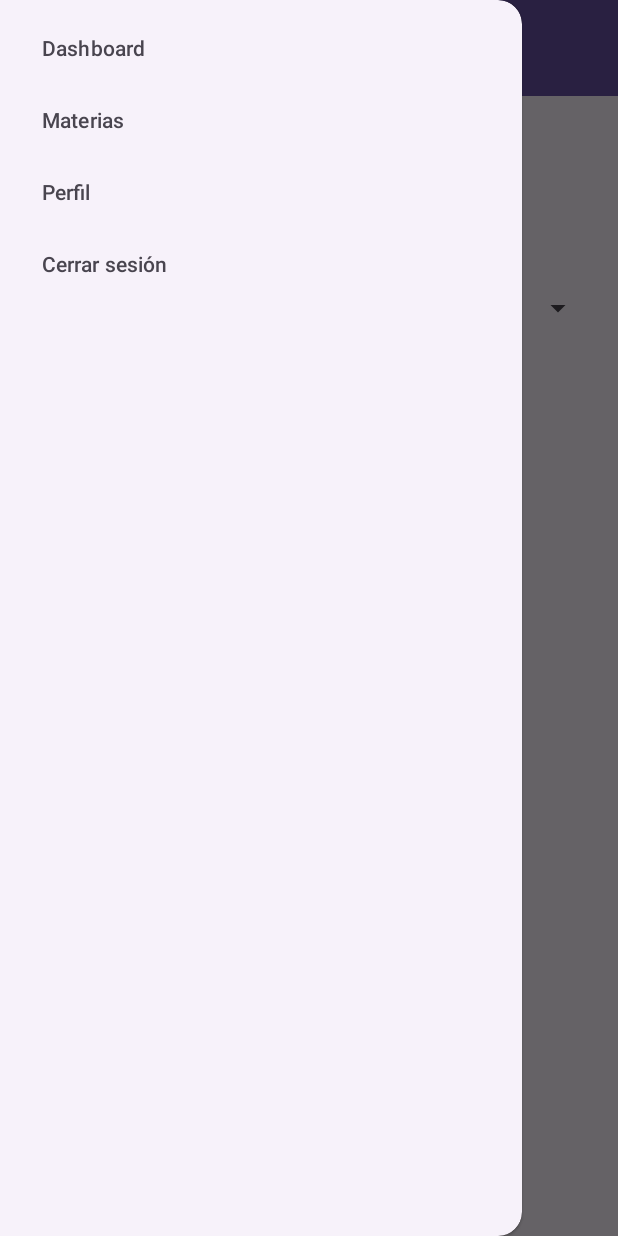
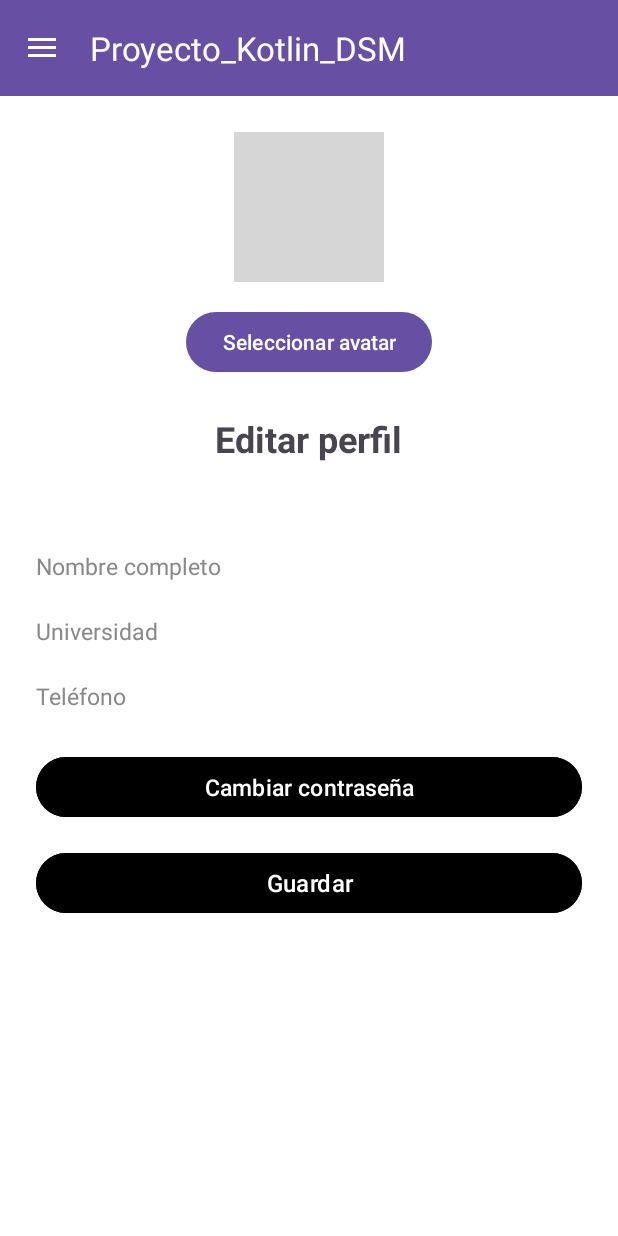
Before and after one commit to Carlos-Alvarenga721/Proyecto_Moviles, an Android app: the DashboardActivity screen opened directly, with no data from a screen before it, after a tap on "Perfil", on a phone screen of 412 x 824 dp. Run offline under Robolectric (Android 15) with nearby library versions, the phone set to English and light mode, and no system bars; our stand-ins replace Firebase (no records; nobody signed in at launch, a user with empty details on screens opened directly); 3 other taps on this screen came first; grey boxes are pictures that could not be loaded.

Commit message:
feat: Se implementó lógica para la pantalla del perfil del usuario, se agregó la lógica de firebase en el proceso para cargar datos y demás

```diff
--- a/app/src/main/AndroidManifest.xml
+++ b/app/src/main/AndroidManifest.xml
@@ -17,6 +17,9 @@
             android:exported="false" />
         <activity
             android:name=".AddMateriaActivity"
+            android:exported="false" />
+        <activity
+            android:name=".ProfileActivity"
             android:exported="false" />
         <activity
             android:name=".DashboardActivity"
--- a/app/src/main/java/com/example/proyecto_kotlin_dsm/BaseActivity.kt
+++ b/app/src/main/java/com/example/proyecto_kotlin_dsm/BaseActivity.kt
@@ -55,6 +55,12 @@ open class BaseActivity : AppCompatActivity() {
                     }
                     true
                 }
+                R.id.nav_perfil -> {
+                    if (this !is ProfileActivity) {
+                        startActivity(Intent(this, ProfileActivity::class.java))
+                    }
+                    true
+                }
                 R.id.nav_logout -> {
                     FirebaseAuth.getInstance().signOut()
                     startActivity(Intent(this, LoginActivity::class.java))
--- /dev/null
+++ b/app/src/main/java/com/example/proyecto_kotlin_dsm/Perfil.kt
@@ -0,0 +1,6 @@
+data class Perfil(
+    val nombreCompleto: String = "",
+    val universidad: String = "",
+    val telefono: String = "",
+    val avatarResName: String? = null
+)
--- /dev/null
+++ b/app/src/main/java/com/example/proyecto_kotlin_dsm/ProfileActivity.kt
@@ -0,0 +1,108 @@
+package com.example.proyecto_kotlin_dsm
+
+import Perfil
+import android.os.Bundle
+import android.widget.*
+import androidx.appcompat.app.AlertDialog
+import com.google.firebase.auth.FirebaseAuth
+import com.google.firebase.database.*
+
+class ProfileActivity : BaseActivity() {
+
+    private lateinit var profileImage: ImageView
+    private lateinit var emailText: TextView
+    private lateinit var nameField: EditText
+    private lateinit var universityField: EditText
+    private lateinit var phoneField: EditText
+    private lateinit var saveButton: Button
+    private lateinit var selectAvatarButton: Button
+
+    private lateinit var auth: FirebaseAuth
+    private lateinit var database: DatabaseReference
+    private lateinit var uid: String
+
+    private var avatarResName = "avatar1" // Avatar por defecto
+
+    override fun onCreate(savedInstanceState: Bundle?) {
+        super.onCreate(savedInstanceState)
+        setContentView(R.layout.activity_profile)
+
+        // Inicializar vistas
+        profileImage = findViewById(R.id.profileImage)
+        emailText = findViewById(R.id.emailText)
+        nameField = findViewById(R.id.nameField)
+        universityField = findViewById(R.id.universityField)
+        phoneField = findViewById(R.id.phoneField)
+        saveButton = findViewById(R.id.saveButton)
+        selectAvatarButton = findViewById(R.id.selectAvatarButton)
+
+        // Firebase
+        auth = FirebaseAuth.getInstance()
+        val user = auth.currentUser
+        uid = user?.uid ?: return
+        emailText.text = user.email
+        database = FirebaseDatabase.getInstance().getReference("usuarios").child(uid)
+
+        cargarDatos()
+
+        saveButton.setOnClickListener {
+            guardarDatos()
+        }
+
+        selectAvatarButton.setOnClickListener {
+            mostrarDialogoAvatares()
+        }
+    }
+
+    private fun cargarDatos() {
+        database.child("perfil").addListenerForSingleValueEvent(object : ValueEventListener {
+            override fun onDataChange(snapshot: DataSnapshot) {
+                val perfil = snapshot.getValue(Perfil::class.java)
+                perfil?.let {
+                    nameField.setText(it.nombreCompleto)
+                    universityField.setText(it.universidad)
+                    phoneField.setText(it.telefono)
+                    avatarResName = it.avatarResName ?: "avatar1"
+                    mostrarAvatar(avatarResName)
+                }
+            }
+
+            override fun onCancelled(error: DatabaseError) {
+                Toast.makeText(this@ProfileActivity, "Error al cargar perfil", Toast.LENGTH_SHORT).show()
+            }
+        })
+    }
+
+    private fun guardarDatos() {
+        val perfil = Perfil(
+            nombreCompleto = nameField.text.toString(),
+            universidad = universityField.text.toString(),
+            telefono = phoneField.text.toString(),
+            avatarResName = avatarResName
+        )
+
+        database.child("perfil").setValue(perfil).addOnSuccessListener {
+            Toast.makeText(this, "Perfil actualizado correctamente", Toast.LENGTH_SHORT).show()
+        }.addOnFailureListener {
+            Toast.makeText(this, "Error al guardar", Toast.LENGTH_SHORT).show()
+        }
+    }
+
+    private fun mostrarAvatar(resName: String) {
+        val resId = resources.getIdentifier(resName, "drawable", packageName)
+        if (resId != 0) {
+            profileImage.setImageResource(resId)
+        }
+    }
+
+    private fun mostrarDialogoAvatares() {
+        val avatares = listOf("avatar1", "avatar2", "avatar3")
+        val builder = AlertDialog.Builder(this)
+        builder.setTitle("Selecciona un avatar")
+        builder.setItems(avatares.toTypedArray()) { _, which ->
+            avatarResName = avatares[which]
+            mostrarAvatar(avatarResName)
+        }
+        builder.show()
+    }
+}
--- a/app/src/main/java/com/example/proyecto_kotlin_dsm/SignUpActivity.kt
+++ b/app/src/main/java/com/example/proyecto_kotlin_dsm/SignUpActivity.kt
@@ -1,34 +1,24 @@
 package com.example.proyecto_kotlin_dsm
 
+import Perfil
+import android.content.Intent
 import android.os.Bundle
+import android.widget.*
 import androidx.activity.enableEdgeToEdge
 import androidx.appcompat.app.AppCompatActivity
 import androidx.core.view.ViewCompat
 import androidx.core.view.WindowInsetsCompat
-import android.content.Intent
-import android.widget.Button
-import android.widget.EditText
-import android.widget.Toast
 import com.google.firebase.auth.FirebaseAuth
-
-import android.widget.*
-
+import com.google.firebase.database.FirebaseDatabase
 
 class SignUpActivity : AppCompatActivity() {
 
     private lateinit var auth: FirebaseAuth
 
-
     override fun onCreate(savedInstanceState: Bundle?) {
         super.onCreate(savedInstanceState)
         enableEdgeToEdge()
         setContentView(R.layout.activity_sign_up)
-
-        // = FirebaseAuth.getInstance()
-
-       // val emailEditText: EditText = findViewById(R.id.emailEditText)
-        //val passwordEditText: EditText = findViewById(R.id.passwordEditText)
-        //val registerButton: Button = findViewById(R.id.registerButton)
 
         ViewCompat.setOnApplyWindowInsetsListener(findViewById(R.id.main)) { v, insets ->
             val systemBars = insets.getInsets(WindowInsetsCompat.Type.systemBars())
@@ -44,27 +34,6 @@ class SignUpActivity : AppCompatActivity() {
         val confirmPasswordEditText = findViewById<EditText>(R.id.confirmPassword)
         val registerButton = findViewById<Button>(R.id.btn_register)
         val loginRedirect = findViewById<TextView>(R.id.login_redirect)
-
-        // Botón para registrar usuario antiguo
-        /*registerButton.setOnClickListener {
-            val email = emailEditText.text.toString()
-            val password = passwordEditText.text.toString()
-
-            if (email.isNotEmpty() && password.isNotEmpty()) {
-                auth.createUserWithEmailAndPassword(email, password)
-                    .addOnCompleteListener { task ->
-                        if (task.isSuccessful) {
-                            Toast.makeText(this, "Registro exitoso", Toast.LENGTH_SHORT).show()
-                            startActivity(Intent(this, HomeActivity::class.java))
-                            finish()
-                        } else {
-                            Toast.makeText(this, "Error: ${task.exception?.message}", Toast.LENGTH_LONG).show()
-                        }
-                    }
-            } else {
-                Toast.makeText(this, "Completa todos los campos", Toast.LENGTH_SHORT).show()
-            }
-        }*/
 
         registerButton.setOnClickListener {
             val name = nameEditText.text.toString().trim()
@@ -85,9 +54,24 @@ class SignUpActivity : AppCompatActivity() {
             auth.createUserWithEmailAndPassword(email, password)
                 .addOnCompleteListener { task ->
                     if (task.isSuccessful) {
-                        Toast.makeText(this, "Registro exitoso", Toast.LENGTH_SHORT).show()
-                        startActivity(Intent(this, LoginActivity::class.java))
-                        finish()
+                        val userId = auth.currentUser?.uid ?: return@addOnCompleteListener
+                        val database = FirebaseDatabase.getInstance()
+                            .getReference("usuarios")
+                            .child(userId)
+                            .child("perfil")
+
+                        // Guardar datos en Realtime Database
+                        val perfil = Perfil(
+                            nombreCompleto = name,
+                            universidad = "",
+                            telefono = ""
+                        )
+
+                        database.setValue(perfil).addOnCompleteListener {
+                            Toast.makeText(this, "Registro exitoso", Toast.LENGTH_SHORT).show()
+                            startActivity(Intent(this, LoginActivity::class.java))
+                            finish()
+                        }
                     } else {
                         Toast.makeText(this, "Error: ${task.exception?.message}", Toast.LENGTH_LONG).show()
                     }
@@ -99,6 +83,5 @@ class SignUpActivity : AppCompatActivity() {
             startActivity(intent)
             finish()
         }
-
     }
 }
--- /dev/null
+++ b/app/src/main/res/drawable/circle_border.xml
@@ -0,0 +1,5 @@
+<shape xmlns:android="http://schemas.android.com/apk/res/android"
+    android:shape="oval">
+    <solid android:color="@android:color/transparent"/>
+    <stroke android:width="2dp" android:color="#CCCCCC"/>
+</shape>
--- /dev/null
+++ b/app/src/main/res/layout/activity_profile.xml
@@ -0,0 +1,160 @@
+<ScrollView xmlns:android="http://schemas.android.com/apk/res/android"
+    xmlns:app="http://schemas.android.com/apk/res-auto"
+    android:layout_width="match_parent"
+    android:layout_height="match_parent"
+    android:background="@android:color/white"
+    android:padding="24dp">
+
+    <LinearLayout
+        android:layout_width="match_parent"
+        android:layout_height="wrap_content"
+        android:orientation="vertical"
+        android:gravity="center_horizontal">
+
+        <!-- Imagen del avatar seleccionado -->
+        <ImageView
+            android:id="@+id/profileImage"
+            android:layout_width="100dp"
+            android:layout_height="100dp"
+            android:src="@drawable/avatar1"
+            android:layout_marginBottom="16dp"
+            android:scaleType="centerCrop"
+            android:background="@drawable/circle_border" />
+
+        <!-- Botón para seleccionar avatar -->
+        <Button
+            android:id="@+id/selectAvatarButton"
+            android:layout_width="wrap_content"
+            android:layout_height="wrap_content"
+            android:text="Seleccionar avatar"
+            android:layout_marginBottom="24dp" />
+
+        <!-- Título -->
+        <TextView
+            android:layout_width="wrap_content"
+            android:layout_height="wrap_content"
+            android:text="Editar perfil"
+            android:textSize="24sp"
+            android:textStyle="bold"
+            android:paddingBottom="20dp" />
+
+        <!-- Correo (solo lectura) -->
+        <TextView
+            android:id="@+id/emailText"
+            android:layout_width="match_parent"
+            android:layout_height="wrap_content"
+            android:text="correo@ejemplo.com"
+            android:textSize="16sp"
+            android:textColor="@android:color/black"
+            android:textStyle="bold"
+            android:layout_marginBottom="16dp" />
+
+        <!-- Nombre -->
+        <EditText
+            android:id="@+id/nameField"
+            android:layout_width="match_parent"
+            android:layout_height="wrap_content"
+            android:hint="Nombre completo"
+            android:textSize="15sp"
+            android:textColorHint="#888888"
+            android:background="@android:color/transparent"
+            android:paddingBottom="10dp"
+            android:layout_marginBottom="12dp" />
+
+        <!-- Universidad -->
+        <EditText
+            android:id="@+id/universityField"
+            android:layout_width="match_parent"
+            android:layout_height="wrap_content"
+            android:hint="Universidad"
+            android:textSize="15sp"
+            android:textColorHint="#888888"
+            android:background="@android:color/transparent"
+            android:paddingBottom="10dp"
+            android:layout_marginBottom="12dp" />
+
+        <!-- Teléfono -->
+        <EditText
+            android:id="@+id/phoneField"
+            android:layout_width="match_parent"
+            android:layout_height="wrap_content"
+            android:hint="Teléfono"
+            android:inputType="phone"
+            android:textSize="15sp"
+            android:textColorHint="#888888"
+            android:background="@android:color/transparent"
+            android:paddingBottom="10dp"
+            android:layout_marginBottom="16dp" />
+
+        <!-- Botón para mostrar el layout de cambio de contraseña -->
+        <Button
+            android:id="@+id/showChangePasswordLayout"
+            android:layout_width="match_parent"
+            android:layout_height="wrap_content"
+            android:text="Cambiar contraseña"
+            android:textSize="15sp"
+            android:backgroundTint="@color/black"
+            android:textColor="@android:color/white"
+            android:layout_marginBottom="8dp" />
+
+        <!-- Layout oculto para cambio de contraseña -->
+        <LinearLayout
+            android:id="@+id/changePasswordLayout"
+            android:layout_width="match_parent"
+            android:layout_height="wrap_content"
+            android:orientation="vertical"
+            android:visibility="gone">
+
+            <EditText
+                android:id="@+id/oldPasswordField"
+                android:layout_width="match_parent"
+                android:layout_height="wrap_content"
+                android:hint="Contraseña actual"
+                android:inputType="textPassword"
+                android:textSize="15sp"
+                android:textColorHint="#888888"
+                android:layout_marginBottom="8dp" />
+
+            <EditText
+                android:id="@+id/newPasswordField"
+                android:layout_width="match_parent"
+                android:layout_height="wrap_content"
+                android:hint="Nueva contraseña"
+                android:inputType="textPassword"
+                android:textSize="15sp"
+                android:textColorHint="#888888"
+                android:layout_marginBottom="12dp" />
+
+            <Button
+                android:id="@+id/changePasswordButton"
+                android:layout_width="match_parent"
+                android:layout_height="wrap_content"
+                android:text="Actualizar contraseña"
+                android:textSize="15sp"
+                android:backgroundTint="@color/black"
+                android:textColor="@android:color/white"
+                android:layout_marginBottom="12dp" />
+
+            <ImageView
+                android:id="@+id/passwordChangeSuccessIcon"
+                android:layout_width="24dp"
+                android:layout_height="24dp"
+                android:layout_gravity="center"
+                android:src="@android:drawable/checkbox_on_background"
+                android:visibility="gone"
+                android:layout_marginTop="4dp"
+                app:tint="@android:color/holo_green_dark" />
+        </LinearLayout>
+
+        <!-- Botón guardar -->
+        <Button
+            android:id="@+id/saveButton"
+            android:layout_width="match_parent"
+            android:layout_height="wrap_content"
+            android:text="Guardar"
+            android:textSize="16sp"
+            android:backgroundTint="@color/black"
+            android:textColor="@android:color/white"
+            android:layout_marginTop="8dp" />
+    </LinearLayout>
+</ScrollView>
--- a/build.gradle.kts
+++ b/build.gradle.kts
@@ -1,4 +1,3 @@
-// Top-level build file where you can add configuration options common to all sub-projects/modules.
 plugins {
     alias(libs.plugins.android.application) apply false
     alias(libs.plugins.kotlin.android) apply false
--- a/gradle/libs.versions.toml
+++ b/gradle/libs.versions.toml
@@ -14,6 +14,7 @@ navigationFragmentKtx = "2.8.9"
 navigationUiKtx = "2.8.9"
 firebaseDatabase = "21.0.0"
 firebaseDatabaseKtx = "21.0.0"
+firebaseStorageKtx = "21.0.1"
 
 [libraries]
 androidx-core-ktx = { group = "androidx.core", name = "core-ktx", version.ref = "coreKtx" }
@@ -31,6 +32,7 @@ androidx-navigation-fragment-ktx = { group = "androidx.navigation", name = "navi
 androidx-navigation-ui-ktx = { group = "androidx.navigation", name = "navigation-ui-ktx", version.ref = "navigationUiKtx" }
 firebase-database = { group = "com.google.firebase", name = "firebase-database", version.ref = "firebaseDatabase" }
 firebase-database-ktx = { group = "com.google.firebase", name = "firebase-database-ktx", version.ref = "firebaseDatabaseKtx" }
+firebase-storage-ktx = { group = "com.google.firebase", name = "firebase-storage-ktx", version.ref = "firebaseStorageKtx" }
 
 [plugins]
 android-application = { id = "com.android.application", version.ref = "agp" }
```
Also changed, not shown: app/build.gradle.kts (+17 -8 lines), app/src/main/res/drawable/avatar3.png (added), 2 other files.
